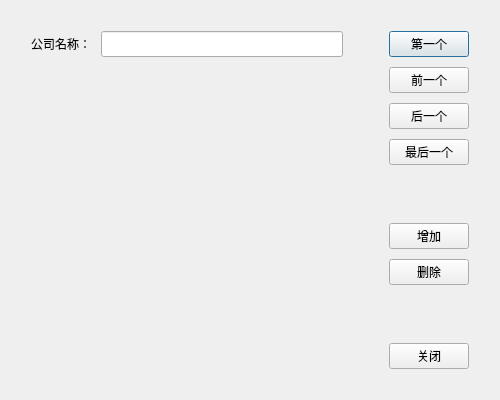
hbsxcjp/yingji, file projectedit.ui: the form before one commit.
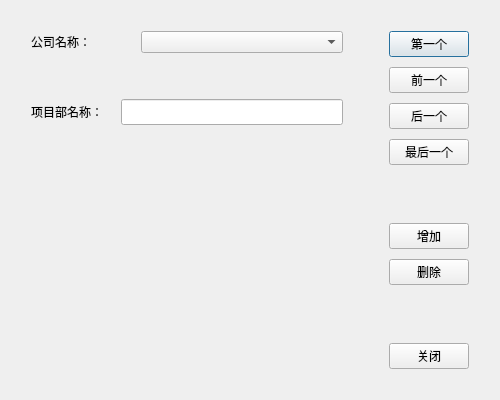
The form after the commit.

What changed in the file:
```diff
--- a/projectedit.ui
+++ b/projectedit.ui
@@ -13,9 +13,11 @@
   <property name="windowTitle">
    <string>Dialog</string>
   </property>
+  <layout class="QHBoxLayout" name="horizontalLayout_3">
+   <item>
+    <layout class="QVBoxLayout" name="verticalLayout_2">
+     <item>
   <layout class="QHBoxLayout" name="horizontalLayout">
-   <item>
-    <layout class="QVBoxLayout" name="verticalLayout_3">
      <property name="spacing">
       <number>10</number>
      </property>
@@ -32,19 +34,79 @@
       <number>20</number>
      </property>
      <item>
-      <layout class="QHBoxLayout" name="horizontalLayout_4">
-       <item>
-        <widget class="QLabel" name="label_2">
+        <widget class="QLabel" name="label">
+         <property name="sizePolicy">
+          <sizepolicy hsizetype="Preferred" vsizetype="Preferred">
+           <horstretch>0</horstretch>
+           <verstretch>0</verstretch>
+          </sizepolicy>
+         </property>
+         <property name="minimumSize">
+          <size>
+           <width>80</width>
+           <height>0</height>
+          </size>
+         </property>
+         <property name="maximumSize">
+          <size>
+           <width>100</width>
+           <height>16777215</height>
+          </size>
+         </property>
          <property name="text">
           <string>公司名称：</string>
          </property>
          <property name="buddy">
+          <cstring>comComboBox</cstring>
+         </property>
+        </widget>
+       </item>
+       <item>
+        <widget class="QComboBox" name="comComboBox"/>
+       </item>
+      </layout>
+     </item>
+     <item>
+      <layout class="QHBoxLayout" name="horizontalLayout_2">
+       <property name="spacing">
+        <number>10</number>
+       </property>
+       <property name="leftMargin">
+        <number>20</number>
+       </property>
+       <property name="topMargin">
+        <number>20</number>
+       </property>
+       <property name="rightMargin">
+        <number>20</number>
+       </property>
+       <property name="bottomMargin">
+        <number>20</number>
+       </property>
+       <item>
+        <widget class="QLabel" name="label_2">
+         <property name="minimumSize">
+          <size>
+           <width>80</width>
+           <height>0</height>
+          </size>
+         </property>
+         <property name="maximumSize">
+          <size>
+           <width>100</width>
+           <height>16777215</height>
+          </size>
+         </property>
+         <property name="text">
+          <string>项目部名称：</string>
+         </property>
+         <property name="buddy">
           <cstring>nameLineEdit</cstring>
          </property>
         </widget>
        </item>
        <item>
-        <widget class="QLineEdit" name="nameLineEdit_2">
+        <widget class="QLineEdit" name="nameLineEdit">
          <property name="font">
           <font>
            <family>等线</family>
```
Left out of the diff: 4 changed lines with no effect on the pictures. Lines whose indentation alone changed are shown as unchanged.
